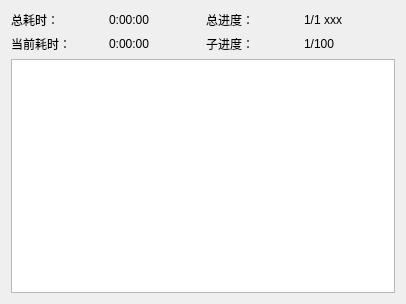
Old version of the form components/widget_runtime_info/res/runtime_info.ui in the repository PPJUST/ComicDup.
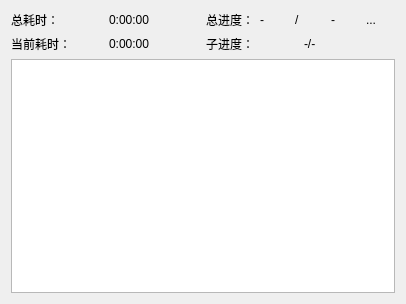
New version of the form.

What changed in the file:
```diff
--- a/components/widget_runtime_info/res/runtime_info.ui
+++ b/components/widget_runtime_info/res/runtime_info.ui
@@ -46,7 +46,28 @@
        <item>
         <widget class="QLabel" name="label_progress_total">
          <property name="text">
-          <string>1/1 xxx</string>
+          <string>-</string>
+         </property>
+        </widget>
+       </item>
+       <item>
+        <widget class="QLabel" name="label_4">
+         <property name="text">
+          <string>/</string>
+         </property>
+        </widget>
+       </item>
+       <item>
+        <widget class="QLabel" name="label_step_count">
+         <property name="text">
+          <string>-</string>
+         </property>
+        </widget>
+       </item>
+       <item>
+        <widget class="QLabel" name="label_step_title">
+         <property name="text">
+          <string>...</string>
          </property>
         </widget>
        </item>
@@ -82,7 +103,7 @@
        <item>
         <widget class="QLabel" name="label_progress_current">
          <property name="text">
-          <string>1/100</string>
+          <string>-/-</string>
          </property>
         </widget>
        </item>
```
Left out of the diff: 2 changed lines with no effect on the pictures.
